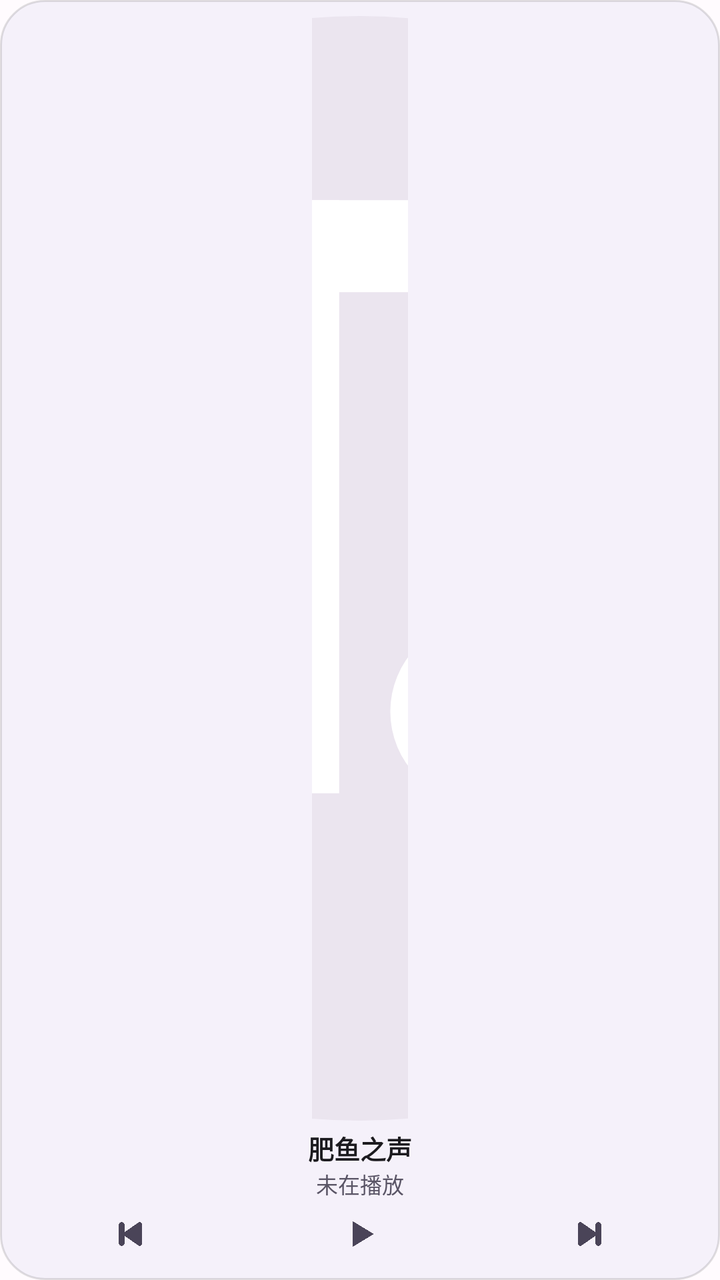
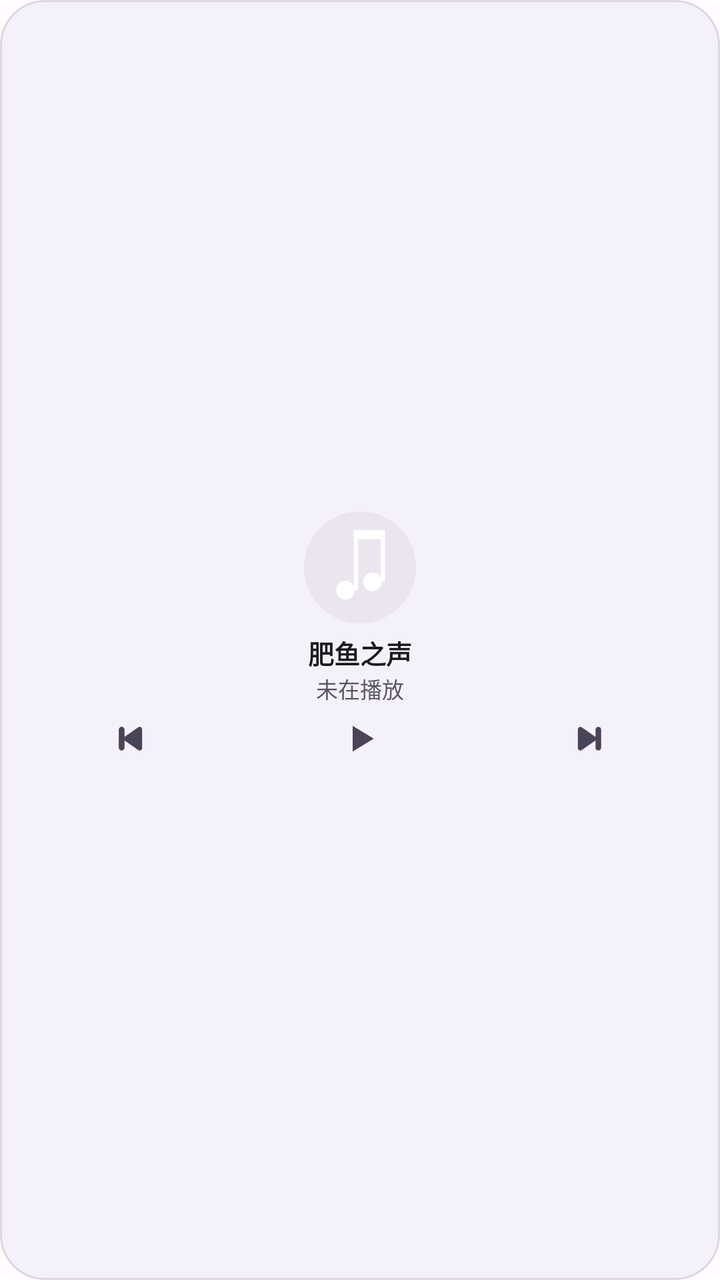

The first picture is an Android layout as it rendered before a commit; the second is the same layout after the commit. The layout source and the unified diff follow.
<!-- AndroidManifest.xml: application theme Theme.Yinxia -->
<!-- res/layout/widget_player_square.xml -->
<?xml version="1.0" encoding="utf-8"?>
<LinearLayout xmlns:android="http://schemas.android.com/apk/res/android"
    android:id="@+id/widget_root"
    android:layout_width="match_parent"
    android:layout_height="match_parent"
    android:background="@drawable/widget_background"
    android:gravity="center"
    android:orientation="vertical"
    android:padding="8dp">

    <ImageView
        android:id="@+id/widget_cover"
        android:layout_width="48dp"
        android:layout_height="0dp"
        android:layout_weight="1"
        android:minHeight="24dp"
        android:scaleType="centerCrop"
        android:src="@drawable/widget_cover_placeholder" />

    <TextView
        android:id="@+id/widget_title"
        android:layout_width="match_parent"
        android:layout_height="wrap_content"
        android:layout_marginTop="4dp"
        android:ellipsize="end"
        android:gravity="center"
        android:maxLines="1"
        android:text="@string/app_name"
        android:textColor="@color/widget_text_primary"
        android:textSize="13sp"
        android:textStyle="bold" />

    <TextView
        android:id="@+id/widget_artist"
        android:layout_width="match_parent"
        android:layout_height="wrap_content"
        android:ellipsize="end"
        android:gravity="center"
        android:maxLines="1"
        android:text="@string/widget_idle"
        android:textColor="@color/widget_text_secondary"
        android:textSize="11sp" />

    <LinearLayout
        android:layout_width="match_parent"
        android:layout_height="30dp"
        android:layout_marginTop="2dp"
        android:gravity="center"
        android:orientation="horizontal">

        <ImageButton
            android:id="@+id/widget_prev"
            android:layout_width="0dp"
            android:layout_height="match_parent"
            android:layout_weight="1"
            android:background="?android:attr/selectableItemBackgroundBorderless"
            android:contentDescription="@string/action_previous"
            android:padding="5dp"
            android:scaleType="fitCenter"
            android:src="@drawable/ic_skip_previous"
            android:tint="@color/widget_icon" />

        <ImageButton
            android:id="@+id/widget_toggle"
            android:layout_width="0dp"
            android:layout_height="match_parent"
            android:layout_weight="1"
            android:background="?android:attr/selectableItemBackgroundBorderless"
            android:contentDescription="@string/action_play"
            android:padding="4dp"
            android:scaleType="fitCenter"
            android:src="@drawable/ic_play"
            android:tint="@color/widget_icon" />

        <ImageButton
            android:id="@+id/widget_next"
            android:layout_width="0dp"
            android:layout_height="match_parent"
            android:layout_weight="1"
            android:background="?android:attr/selectableItemBackgroundBorderless"
            android:contentDescription="@string/action_next"
            android:padding="5dp"
            android:scaleType="fitCenter"
            android:src="@drawable/ic_skip_next"
            android:tint="@color/widget_icon" />
    </LinearLayout>
</LinearLayout>
<!-- resources referenced by this layout -->
<resources>
  <color name="widget_icon">#4A4458</color>
  <color name="widget_text_primary">#1C1B1F</color>
  <color name="widget_text_secondary">#5A5566</color>
  <!-- drawable ic_play (drawable) -->
  <?xml version="1.0" encoding="utf-8"?>
  <vector xmlns:android="http://schemas.android.com/apk/res/android"
      android:width="24dp"
      android:height="24dp"
      android:viewportWidth="24"
      android:viewportHeight="24">
      <path
          android:fillColor="#FFFFFF"
          android:pathData="M8,5 L19.5,12 L8,19 Z" />
  </vector>
  <!-- drawable ic_skip_next (drawable) -->
  <?xml version="1.0" encoding="utf-8"?>
  <vector xmlns:android="http://schemas.android.com/apk/res/android"
      android:width="24dp"
      android:height="24dp"
      android:viewportWidth="24"
      android:viewportHeight="24">
      <path
          android:fillColor="#FFFFFF"
          android:strokeColor="#FFFFFF"
          android:strokeWidth="3"
          android:strokeLineJoin="round"
          android:strokeLineCap="round"
          android:pathData="M6.6,6.4 L14.6,12 L6.6,17.6 Z" />
      <path
          android:fillColor="#00000000"
          android:strokeColor="#FFFFFF"
          android:strokeWidth="3.4"
          android:strokeLineCap="round"
          android:pathData="M17.4,6.6 V17.4" />
  </vector>
  <!-- drawable ic_skip_previous (drawable) -->
  <?xml version="1.0" encoding="utf-8"?>
  <vector xmlns:android="http://schemas.android.com/apk/res/android"
      android:width="24dp"
      android:height="24dp"
      android:viewportWidth="24"
      android:viewportHeight="24">
      <path
          android:fillColor="#FFFFFF"
          android:strokeColor="#FFFFFF"
          android:strokeWidth="3"
          android:strokeLineJoin="round"
          android:strokeLineCap="round"
          android:pathData="M17.4,6.4 L9.4,12 L17.4,17.6 Z" />
      <path
          android:fillColor="#00000000"
          android:strokeColor="#FFFFFF"
          android:strokeWidth="3.4"
          android:strokeLineCap="round"
          android:pathData="M6.6,6.6 V17.4" />
  </vector>
  <!-- drawable widget_background (drawable) -->
  <?xml version="1.0" encoding="utf-8"?>
  <shape xmlns:android="http://schemas.android.com/apk/res/android"
      android:shape="rectangle">
      <solid android:color="@color/widget_background" />
      <corners android:radius="22dp" />
      <stroke
          android:width="1dp"
          android:color="@color/widget_outline" />
  </shape>
  <!-- drawable widget_cover_placeholder (drawable) -->
  <?xml version="1.0" encoding="utf-8"?>
  <layer-list xmlns:android="http://schemas.android.com/apk/res/android">
      <item>
          <shape android:shape="rectangle">
              <solid android:color="@color/widget_placeholder" />
              <corners android:radius="16dp" />
          </shape>
      </item>
      <item
          android:width="30dp"
          android:height="30dp"
          android:drawable="@drawable/ic_launcher_foreground"
          android:gravity="center" />
  </layer-list>
  <string name="action_next">下一首</string>
  <string name="action_play">播放</string>
  <string name="action_previous">上一首</string>
  <string name="app_name">肥鱼之声</string>
  <string name="widget_idle">未在播放</string>
  <style name="Theme.Yinxia" parent="@android:style/Theme.Material.Light.NoActionBar">
          <item name="android:windowBackground">@color/splash_background</item>
      </style>
  <color name="widget_background">#D9F4F0FA</color>
  <color name="widget_outline">#1F000000</color>
  <color name="widget_placeholder">#B3E7E0EC</color>
  <color name="splash_background">#FFFBFE</color>
</resources>

<!-- the commit's change to res/layout/widget_player_square.xml (unified diff, before → after) -->
@@ -8,12 +8,15 @@
     android:orientation="vertical"
     android:padding="8dp">
 
+    <View
+        android:layout_width="match_parent"
+        android:layout_height="0dp"
+        android:layout_weight="1" />
+
     <ImageView
         android:id="@+id/widget_cover"
-        android:layout_width="48dp"
-        android:layout_height="0dp"
-        android:layout_weight="1"
-        android:minHeight="24dp"
+        android:layout_width="56dp"
+        android:layout_height="56dp"
         android:scaleType="centerCrop"
         android:src="@drawable/widget_cover_placeholder" />
 
@@ -21,7 +24,7 @@
         android:id="@+id/widget_title"
         android:layout_width="match_parent"
         android:layout_height="wrap_content"
-        android:layout_marginTop="4dp"
+        android:layout_marginTop="5dp"
         android:ellipsize="end"
         android:gravity="center"
         android:maxLines="1"
@@ -84,4 +87,9 @@
             android:src="@drawable/ic_skip_next"
             android:tint="@color/widget_icon" />
     </LinearLayout>
+
+    <View
+        android:layout_width="match_parent"
+        android:layout_height="0dp"
+        android:layout_weight="1" />
 </LinearLayout>
